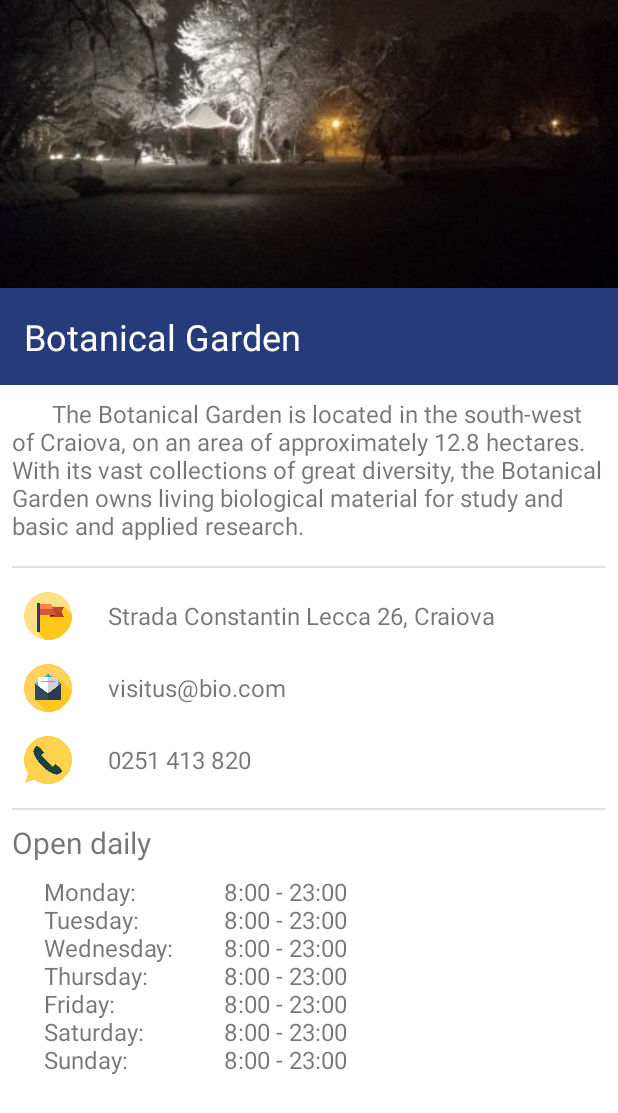
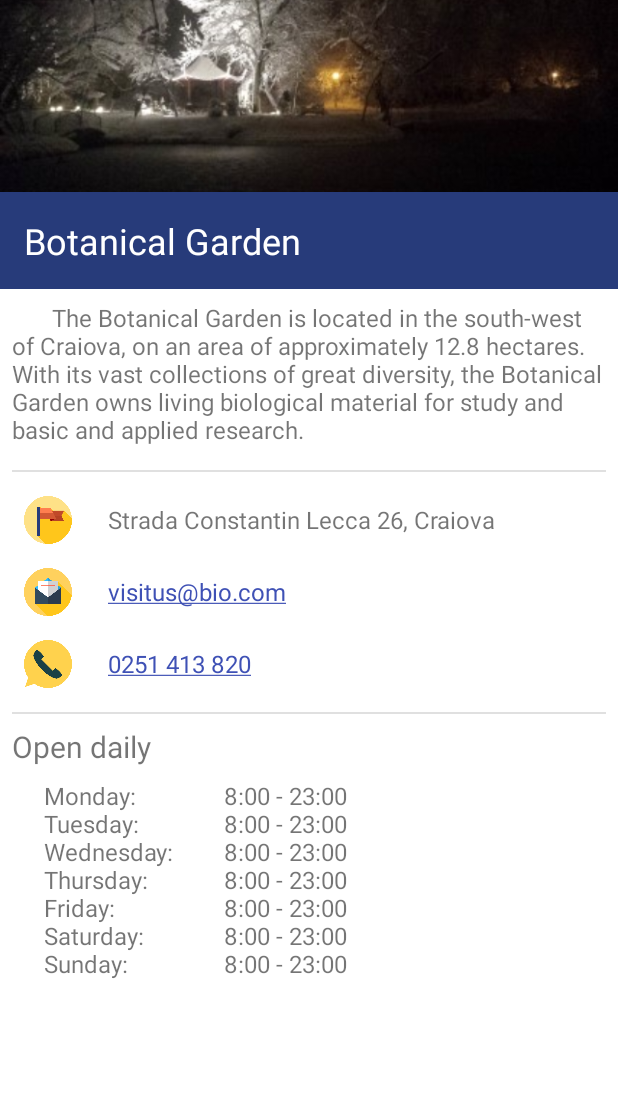
Before and after one commit to robert-andrei/businesscard, an Android app: the screen it shows after launch (MainActivity), on a phone screen of 412 x 824 dp. Shown: the top 1113 px of the screen. Run offline under Robolectric (Android 15) with nearby library versions, the phone set to English and light mode, and no system bars.

Commit message:
Added autoLink

```diff
--- a/app/src/main/res/layout/activity_main.xml
+++ b/app/src/main/res/layout/activity_main.xml
@@ -15,7 +15,7 @@
 
         <ImageView
             android:layout_width="match_parent"
-            android:layout_height="192dp"
+            android:layout_height="128dp"
             android:scaleType="centerCrop"
             android:src="@drawable/japan_winter"/>
 
@@ -45,7 +45,8 @@
                     android:src="@drawable/email"/>
 
                 <TextView style="@style/text"
-                    android:text="@string/email"/>
+                    android:text="@string/email"
+                    android:autoLink="email"/>
 
             </LinearLayout>
 
@@ -55,7 +56,8 @@
                     android:src="@drawable/mobile_phone"/>
 
                 <TextView style="@style/text"
-                    android:text="@string/phone_number"/>
+                    android:text="@string/phone_number"
+                    android:autoLink="phone"/>
 
             </LinearLayout>
 
```
